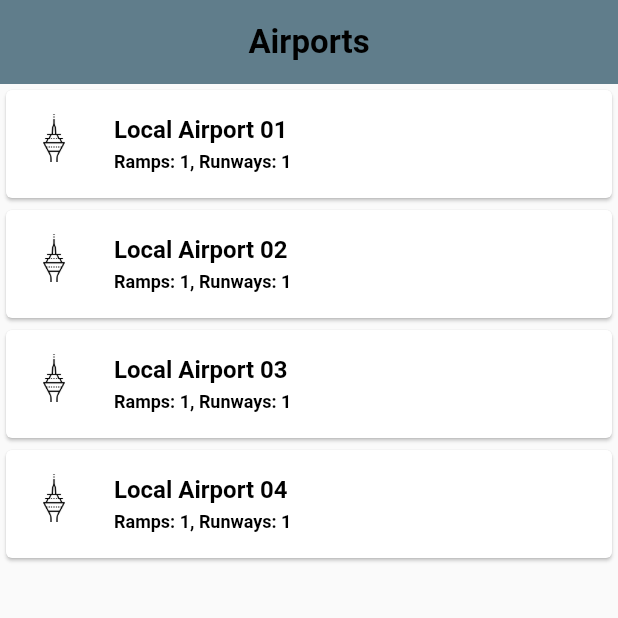
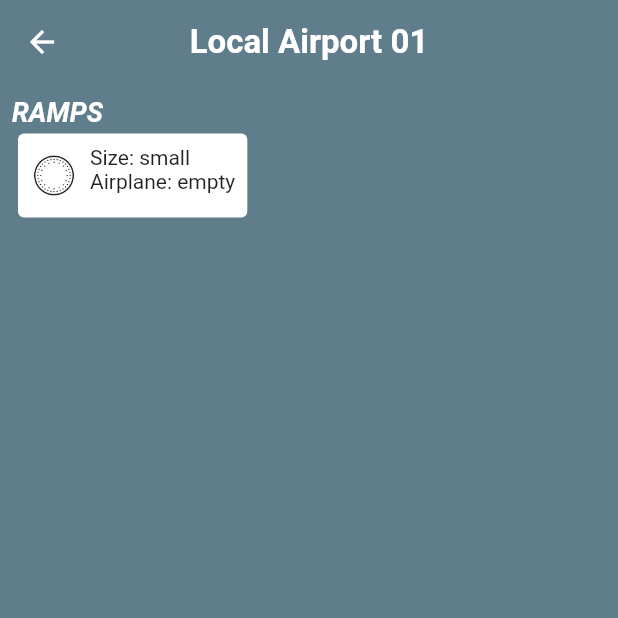
Before and after one commit to hamed-deriv/flutter_manager_oop, a Flutter app: the screen it shows after launch, after a tap on "Local Airport 01", on a phone screen of 412 x 824 dp, the top half of it. Run offline on Flutter 3.47's test engine with Material 2 defaults, Android fonts, the phone set to English and light mode, and no system bars; our stand-ins replace google_fonts; Roboto replaces fonts that are missing (Ubuntu).

Commit message:
add basic ramp to  airport page

```diff
--- /dev/null
+++ b/lib/airport_objects/implementations/ramps/large_ramp.dart
@@ -0,0 +1,6 @@
+import 'package:flutter_manager_oop/airport_objects/interfaces/base_ramp.dart';
+import 'package:flutter_manager_oop/enums.dart';
+
+class LargeRamp extends BaseRamp {
+  LargeRamp() : super(size: Size.large);
+}
--- /dev/null
+++ b/lib/airport_objects/implementations/ramps/medium_ramp.dart
@@ -0,0 +1,6 @@
+import 'package:flutter_manager_oop/airport_objects/interfaces/base_ramp.dart';
+import 'package:flutter_manager_oop/enums.dart';
+
+class MediumRamp extends BaseRamp {
+  MediumRamp() : super(size: Size.medium);
+}
--- /dev/null
+++ b/lib/airport_objects/implementations/services/baggage_service.dart
@@ -0,0 +1,5 @@
+import 'package:flutter_manager_oop/airport_objects/interfaces/base_service.dart';
+
+class BaggageService extends BaseService {
+  BaggageService() : super(name: 'Baggage Service', duration: 60);
+}
--- /dev/null
+++ b/lib/airport_objects/implementations/services/bus_service.dart
@@ -0,0 +1,5 @@
+import 'package:flutter_manager_oop/airport_objects/interfaces/base_service.dart';
+
+class BussService extends BaseService {
+  BussService() : super(name: 'Bus Service', duration: 120);
+}
--- /dev/null
+++ b/lib/airport_objects/implementations/services/cargo_service.dart
@@ -0,0 +1,5 @@
+import 'package:flutter_manager_oop/airport_objects/interfaces/base_service.dart';
+
+class CargoService extends BaseService {
+  CargoService() : super(name: 'Cargo Service', duration: 60);
+}
--- /dev/null
+++ b/lib/airport_objects/implementations/services/catering_service.dart
@@ -0,0 +1,5 @@
+import 'package:flutter_manager_oop/airport_objects/interfaces/base_service.dart';
+
+class CateringService extends BaseService {
+  CateringService() : super(name: 'Catering Service', duration: 45);
+}
--- /dev/null
+++ b/lib/airport_objects/implementations/services/cleaning_service.dart
@@ -0,0 +1,5 @@
+import 'package:flutter_manager_oop/airport_objects/interfaces/base_service.dart';
+
+class CleaningService extends BaseService {
+  CleaningService() : super(name: 'Cleaning Service', duration: 60);
+}
--- /dev/null
+++ b/lib/airport_objects/implementations/services/fuel_service.dart
@@ -0,0 +1,5 @@
+import 'package:flutter_manager_oop/airport_objects/interfaces/base_service.dart';
+
+class FuelService extends BaseService {
+  FuelService() : super(name: 'Fuel Service', duration: 75);
+}
--- /dev/null
+++ b/lib/airport_objects/implementations/services/lavatory_service.dart
@@ -0,0 +1,5 @@
+import 'package:flutter_manager_oop/airport_objects/interfaces/base_service.dart';
+
+class LavatoryService extends BaseService {
+  LavatoryService() : super(name: 'Lavatory Service', duration: 45);
+}
--- /dev/null
+++ b/lib/airport_objects/implementations/services/water_service.dart
@@ -0,0 +1,5 @@
+import 'package:flutter_manager_oop/airport_objects/interfaces/base_service.dart';
+
+class WaterService extends BaseService {
+  WaterService() : super(name: 'Water Service', duration: 30);
+}
--- a/lib/main.dart
+++ b/lib/main.dart
@@ -2,7 +2,7 @@ import 'package:flutter/material.dart';
 
 import 'package:flutter_manager_oop/airport_objects/implementations/airport.dart';
 import 'package:flutter_manager_oop/airport_objects/implementations/runway.dart';
-import 'package:flutter_manager_oop/airport_objects/implementations/small_ramp.dart';
+import 'package:flutter_manager_oop/airport_objects/implementations/ramps/small_ramp.dart';
 import 'package:flutter_manager_oop/airport_objects/interfaces/base_airport.dart';
 import 'package:flutter_manager_oop/airport_objects/interfaces/base_ramp.dart';
 import 'package:flutter_manager_oop/airport_objects/interfaces/base_runway.dart';
@@ -26,7 +26,12 @@ class MyApp extends StatelessWidget {
             ),
             LocalAirport(
               name: 'Local Airport 02',
-              ramps: <BaseRamp>[SmallRamp()],
+              ramps: <BaseRamp>[
+                SmallRamp(),
+                SmallRamp(),
+                SmallRamp(),
+                SmallRamp(),
+              ],
               runways: <BaseRunway>[Runway(tag: 'Line A')],
             ),
             LocalAirport(
--- a/lib/pages/airport_list_page.dart
+++ b/lib/pages/airport_list_page.dart
@@ -15,10 +15,9 @@ class AirportListPage extends StatelessWidget {
         appBar: AppBar(
           elevation: 0,
           centerTitle: true,
-          title: Text('Airports', style: titleTextStyle),
+          title: Text('Airports', style: pageTitleTextStyle),
         ),
         body: ListView.builder(
-          shrinkWrap: true,
           itemCount: airports.length,
           itemBuilder: (BuildContext context, int index) =>
               AirportItem(airport: airports[index]),
--- /dev/null
+++ b/lib/pages/airport_page.dart
@@ -0,0 +1,59 @@
+import 'package:flutter/material.dart';
+import 'package:flutter_manager_oop/airport_objects/interfaces/base_airport.dart';
+
+import 'package:flutter_manager_oop/styles.dart';
+
+class AirportPage extends StatelessWidget {
+  const AirportPage({required this.airport, Key? key}) : super(key: key);
+
+  final BaseAirport airport;
+
+  @override
+  Widget build(BuildContext context) => Scaffold(
+        backgroundColor: Colors.blueGrey,
+        appBar: AppBar(
+          elevation: 0,
+          centerTitle: true,
+          title: Text(airport.name, style: pageTitleTextStyle),
+        ),
+        body: Padding(
+          padding: const EdgeInsets.all(8),
+          child: Column(
+            crossAxisAlignment: CrossAxisAlignment.start,
+            children: <Widget>[
+              Text('RAMPS', style: titleTextStyle),
+              SizedBox(
+                height: 64,
+                child: ListView.builder(
+                  itemCount: airport.ramps.length,
+                  scrollDirection: Axis.horizontal,
+                  itemBuilder: (BuildContext context, int index) => Card(
+                    elevation: 0,
+                    child: Padding(
+                      padding: const EdgeInsets.all(8),
+                      child: Row(
+                        children: <Widget>[
+                          Padding(
+                            padding: const EdgeInsets.only(right: 8),
+                            child: Image.asset('assets/ic_ramp.png',
+                                width: 32, height: 32),
+                          ),
+                          Column(
+                            crossAxisAlignment: CrossAxisAlignment.start,
+                            children: <Widget>[
+                              Text('Size: ${airport.ramps[index].size.name}'),
+                              Text(
+                                  'Airplane: ${airport.ramps[index].airplane ?? 'empty'}')
+                            ],
+                          ),
+                        ],
+                      ),
+                    ),
+                  ),
+                ),
+              ),
+            ],
+          ),
+        ),
+      );
+}
--- a/lib/styles.dart
+++ b/lib/styles.dart
@@ -1,10 +1,17 @@
 import 'package:flutter/material.dart';
 import 'package:google_fonts/google_fonts.dart';
 
-final TextStyle titleTextStyle = GoogleFonts.ubuntu(
-  color: Colors.black,
+final TextStyle pageTitleTextStyle = GoogleFonts.ubuntu(
+  color: Colors.white,
   fontSize: 22,
   fontWeight: FontWeight.bold,
+);
+
+final TextStyle titleTextStyle = GoogleFonts.ubuntu(
+  color: Colors.white,
+  fontSize: 18,
+  fontWeight: FontWeight.bold,
+  fontStyle: FontStyle.italic,
 );
 
 final TextStyle normalTextStyle = GoogleFonts.ubuntu(
--- a/lib/widgets/airport_item.dart
+++ b/lib/widgets/airport_item.dart
@@ -1,6 +1,7 @@
 import 'package:flutter/material.dart';
 
 import 'package:flutter_manager_oop/airport_objects/interfaces/base_airport.dart';
+import 'package:flutter_manager_oop/pages/airport_page.dart';
 import 'package:flutter_manager_oop/styles.dart';
 
 class AirportItem extends StatelessWidget {
@@ -11,17 +12,18 @@ class AirportItem extends StatelessWidget {
   @override
   Widget build(BuildContext context) => Card(
         child: ListTile(
-          leading: Image.asset(
-            'assets/ic_airport.png',
-            width: 32,
-            height: 32,
-          ),
+          leading: Image.asset('assets/ic_airport.png', width: 32, height: 32),
           title: Text(airport.name, style: normalTextStyle),
           subtitle: Text(
             'Ramps: ${airport.ramps.length}, Runways: ${airport.runways.length}',
             style: smallTextStyle,
           ),
-          onTap: () {},
+          trailing: const Icon(Icons.navigate_next),
+          onTap: () => Navigator.of(context).push(
+            MaterialPageRoute<void>(
+              builder: (BuildContext context) => AirportPage(airport: airport),
+            ),
+          ),
         ),
       );
 }
```
Also changed, not shown: lib/airport_objects/implementations/ramps/small_ramp.dart (renamed from lib/airport_objects/implementations/small_ramp.dart), 4 other files.
